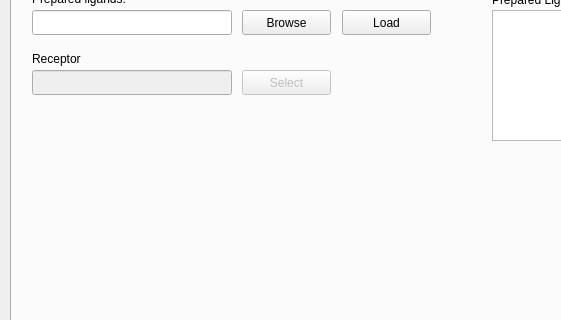
The window that demowidget.ui (gjonwick/MAGI-Dock) describes before a commit, drawn with Qt 5; both pictures show x 0 to 561 and y 116 to 436 of the 880 by 836 pixel window.
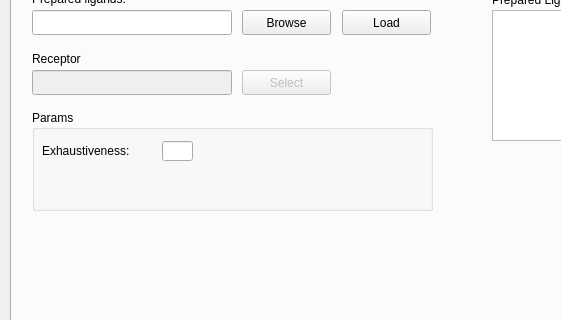
The same window after the commit.

Commit message: Marie version (old)

```diff
--- a/demowidget.ui
+++ b/demowidget.ui
@@ -1136,6 +1136,42 @@
       <string>Remove</string>
      </property>
     </widget>
+    <widget class="QGroupBox" name="groupBox">
+     <property name="geometry">
+      <rect>
+       <x>20</x>
+       <y>160</y>
+       <width>401</width>
+       <height>101</height>
+      </rect>
+     </property>
+     <property name="title">
+      <string>Params</string>
+     </property>
+     <widget class="QLineEdit" name="exhaust_txt">
+      <property name="geometry">
+       <rect>
+        <x>130</x>
+        <y>31</y>
+        <width>31</width>
+        <height>20</height>
+       </rect>
+      </property>
+     </widget>
+     <widget class="QLabel" name="label_26">
+      <property name="geometry">
+       <rect>
+        <x>10</x>
+        <y>32</y>
+        <width>111</width>
+        <height>17</height>
+       </rect>
+      </property>
+      <property name="text">
+       <string>Exhaustiveness:</string>
+      </property>
+     </widget>
+    </widget>
    </widget>
   </widget>
   <widget class="QPlainTextEdit" name="plainTextEdit">
```
Left out of the diff: 3 changed lines with no effect on the pictures.
